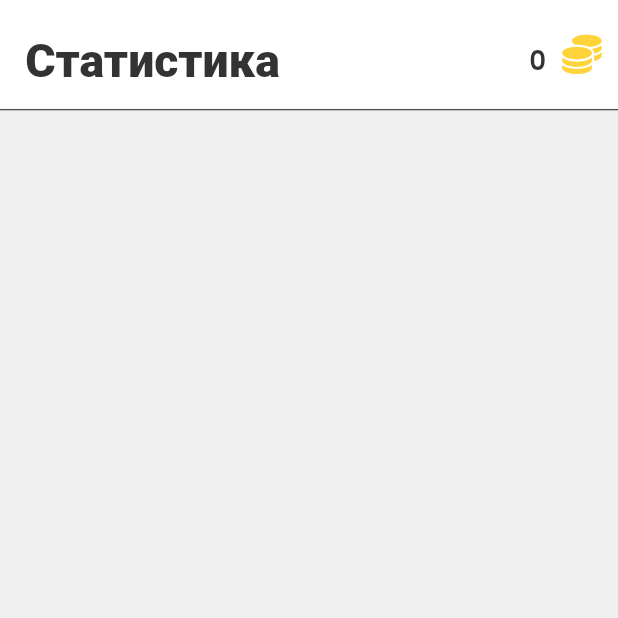
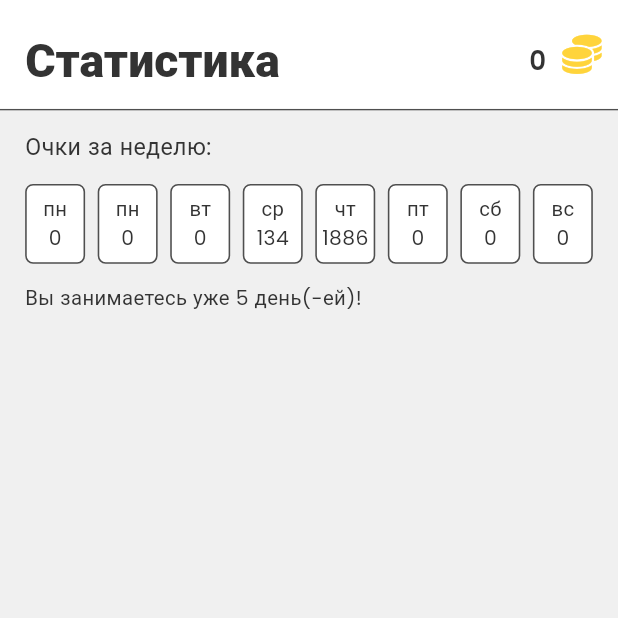
Before and after one commit to LiliaLuSol/ave_memoria, a Flutter app: the Statistics screen opened directly, on a phone screen of 412 x 824 dp, the top half of it. Run offline on Flutter 3.47's test engine with Material 3 defaults, Android fonts, the phone set to English and light mode, and no system bars; our stand-ins replace awesome_dialog, cached_network_image, connectivity_plus, equatable, flutter_bloc, flutter_svg and 6 more; accounts and stored records are empty.

Commit message:
update statistics

```diff
--- a/lib/other/app_export.dart
+++ b/lib/other/app_export.dart
@@ -16,6 +16,7 @@ export 'package:ave_memoria/widgets/custom_icon_button.dart';
 export 'package:ave_memoria/widgets/custom_elevated_button.dart';
 export 'package:ave_memoria/widgets/custom_checkbox_button.dart';
 export 'package:ave_memoria/widgets/custom_alert_dialog.dart';
+export 'package:ave_memoria/widgets/day_score.dart';
 export 'package:ave_memoria/widgets/app_bar/custom_app_bar.dart';
 export 'package:ave_memoria/widgets/app_bar/appbar_iconbutton.dart';
 export 'package:ave_memoria/widgets/app_bar/appbar_iconbutton_1.dart';
--- a/lib/pages/statistics.dart
+++ b/lib/pages/statistics.dart
@@ -1,5 +1,4 @@
 import 'package:ave_memoria/blocs/Auth/bloc/authentication_bloc.dart';
-import 'package:ave_memoria/main.dart';
 
 import 'package:flutter/material.dart';
 import 'package:ave_memoria/other/app_export.dart';
@@ -12,7 +11,6 @@ class Statistics extends StatefulWidget {
 }
 
 class _StatisticsState extends State<Statistics> with TickerProviderStateMixin {
-
   @override
   Widget build(BuildContext context) {
     mediaQueryData = MediaQuery.of(context);
@@ -73,11 +71,36 @@ class _StatisticsState extends State<Statistics> with TickerProviderStateMixin {
                   Divider(height: 1, color: appTheme.gray),
                   Expanded(
                       child: Padding(
-                          padding: EdgeInsets.only(left: 16.h, right: 16.h),
+                          padding: EdgeInsets.symmetric(horizontal: 16.h),
                           child: SingleChildScrollView(
                               child: Column(
                                   crossAxisAlignment: CrossAxisAlignment.start,
-                                  children: [])))),
+                                  children: [
+                                SizedBox(height: 14.v),
+                                Text("Очки за неделю:",
+                                    style: CustomTextStyles.regular16Text),
+                                SizedBox(height: 14.v),
+                                Row(children: [
+                                  day_score("пн", 0),
+                                  SizedBox(width: 8.h),
+                                  day_score("пн", 0),
+                                  SizedBox(width: 8.h),
+                                  day_score("вт", 0),
+                                  SizedBox(width: 8.h),
+                                  day_score("ср", 134),
+                                  SizedBox(width: 8.h),
+                                  day_score("чт", 1886),
+                                  SizedBox(width: 8.h),
+                                  day_score("пт", 0),
+                                  SizedBox(width: 8.h),
+                                  day_score("сб", 0),
+                                  SizedBox(width: 8.h),
+                                  day_score("вс", 0)
+                                ]),
+                                SizedBox(height: 14.v),
+                                Text("Вы занимаетесь уже 5 день(-ей)!",
+                                    style: theme.textTheme.bodyMedium),
+                              ])))),
                 ],
               ),
             ),
--- a/lib/theme/app_decoration.dart
+++ b/lib/theme/app_decoration.dart
@@ -28,4 +28,8 @@ class BorderRadiusStyle {
   static BorderRadius get circleBorder15 => BorderRadius.circular(
         15.h,
       );
+
+  static BorderRadius get circleBorder5 => BorderRadius.circular(
+    5.h,
+  );
 }
--- /dev/null
+++ b/lib/widgets/day_score.dart
@@ -0,0 +1,22 @@
+import 'package:flutter/material.dart';
+import 'package:ave_memoria/other/app_export.dart';
+
+Widget day_score(String day, int score) {
+  return Expanded(
+    child: Container(
+      height: 55.v,
+      width: 45.h,
+      decoration: AppDecoration.outlineGray
+          .copyWith(borderRadius: BorderRadiusStyle.circleBorder5),
+      child: Column(mainAxisAlignment: MainAxisAlignment.center,
+        children: [
+          Text(day, style: theme.textTheme.bodyMedium),
+          Text(
+            score.toString(),
+            style: theme.textTheme.bodyMedium,
+          ),
+        ],
+      ),
+    ),
+  );
+}
```
Also changed, not shown: lib/games/cards_game/utils.dart (line endings or trailing spaces).
